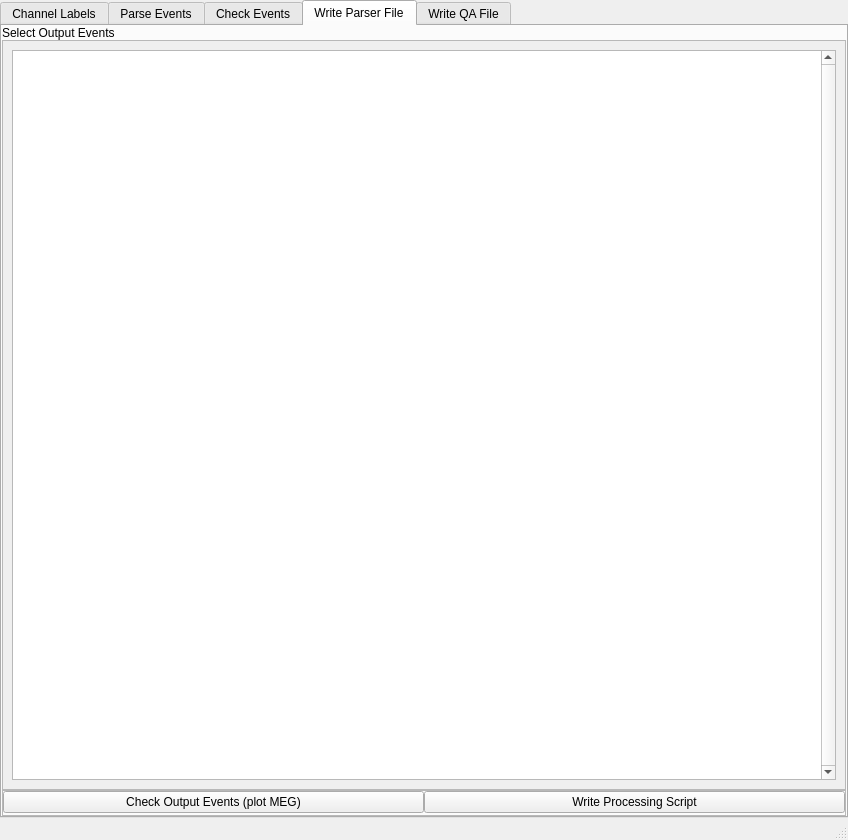
nih-megcore/nih_to_mne, file nih2mne/GUI/templates/trigger_processing_gui.ui: the form before one commit.
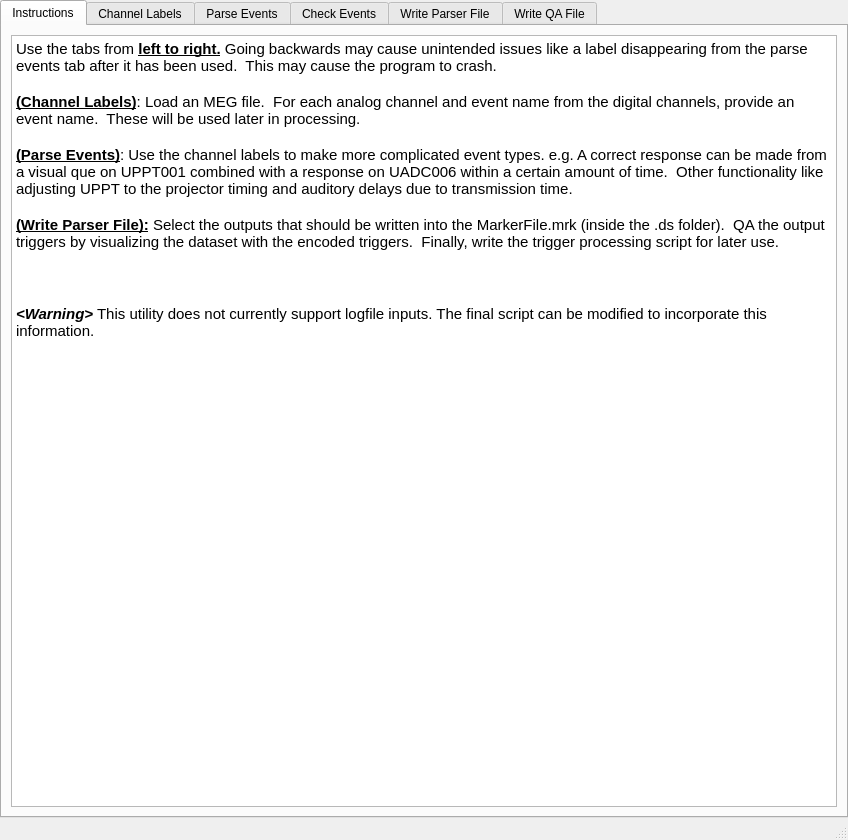
The form after the commit. The open tabs and pages were chosen to show the change.

```diff
--- a/nih2mne/GUI/templates/trigger_processing_gui.ui
+++ b/nih2mne/GUI/templates/trigger_processing_gui.ui
@@ -49,6 +49,42 @@
       <property name="currentIndex">
        <number>0</number>
       </property>
+      <widget class="QWidget" name="tab_instructions">
+       <property name="sizePolicy">
+        <sizepolicy hsizetype="Expanding" vsizetype="Expanding">
+         <horstretch>0</horstretch>
+         <verstretch>0</verstretch>
+        </sizepolicy>
+       </property>
+       <attribute name="title">
+        <string>Instructions</string>
+       </attribute>
+       <layout class="QVBoxLayout" name="verticalLayout_9">
+        <item>
+         <widget class="QTextEdit" name="te_Instructions">
+          <property name="html">
+           <string>&lt;!DOCTYPE HTML PUBLIC &quot;-//W3C//DTD HTML 4.0//EN&quot; &quot;http://www.w3.org/TR/REC-html40/strict.dtd&quot;&gt;
+&lt;html&gt;&lt;head&gt;&lt;meta name=&quot;qrichtext&quot; content=&quot;1&quot; /&gt;&lt;style type=&quot;text/css&quot;&gt;
+p, li { white-space: pre-wrap; }
+&lt;/style&gt;&lt;/head&gt;&lt;body style=&quot; font-family:'Ubuntu'; font-size:11pt; font-weight:400; font-style:normal;&quot;&gt;
+&lt;p style=&quot; margin-top:0px; margin-bottom:0px; margin-left:0px; margin-right:0px; -qt-block-indent:0; text-indent:0px;&quot;&gt;Use the tabs from &lt;span style=&quot; font-weight:600; text-decoration: underline;&quot;&gt;left to right.&lt;/span&gt; Going backwards may cause unintended issues like a label disappearing from the parse events tab after it has been used.  This may cause the program to crash.&lt;/p&gt;
+&lt;p style=&quot;-qt-paragraph-type:empty; margin-top:0px; margin-bottom:0px; margin-left:0px; margin-right:0px; -qt-block-indent:0; text-indent:0px;&quot;&gt;&lt;br /&gt;&lt;/p&gt;
+&lt;p style=&quot; margin-top:0px; margin-bottom:0px; margin-left:0px; margin-right:0px; -qt-block-indent:0; text-indent:0px;&quot;&gt;&lt;span style=&quot; font-weight:600; text-decoration: underline;&quot;&gt;(Channel Labels)&lt;/span&gt;: Load an MEG file.  For each analog channel and event name from the digital channels, provide an event name.  These will be used later in processing.&lt;/p&gt;
+&lt;p style=&quot;-qt-paragraph-type:empty; margin-top:0px; margin-bottom:0px; margin-left:0px; margin-right:0px; -qt-block-indent:0; text-indent:0px;&quot;&gt;&lt;br /&gt;&lt;/p&gt;
+&lt;p style=&quot; margin-top:0px; margin-bottom:0px; margin-left:0px; margin-right:0px; -qt-block-indent:0; text-indent:0px;&quot;&gt;&lt;span style=&quot; font-weight:600; text-decoration: underline;&quot;&gt;(Parse Events)&lt;/span&gt;: Use the channel labels to make more complicated event types. e.g. A correct response can be made from a visual que on UPPT001 combined with a response on UADC006 within a certain amount of time.  Other functionality like adjusting UPPT to the projector timing and auditory delays due to transmission time.&lt;/p&gt;
+&lt;p style=&quot;-qt-paragraph-type:empty; margin-top:0px; margin-bottom:0px; margin-left:0px; margin-right:0px; -qt-block-indent:0; text-indent:0px;&quot;&gt;&lt;br /&gt;&lt;/p&gt;
+&lt;p style=&quot; margin-top:0px; margin-bottom:0px; margin-left:0px; margin-right:0px; -qt-block-indent:0; text-indent:0px;&quot;&gt;&lt;span style=&quot; font-weight:600; text-decoration: underline;&quot;&gt;(Write Parser File):&lt;/span&gt; Select the outputs that should be written into the MarkerFile.mrk (inside the .ds folder).  QA the output triggers by visualizing the dataset with the encoded triggers.  Finally, write the trigger processing script for later use.&lt;/p&gt;
+&lt;p style=&quot;-qt-paragraph-type:empty; margin-top:0px; margin-bottom:0px; margin-left:0px; margin-right:0px; -qt-block-indent:0; text-indent:0px;&quot;&gt;&lt;br /&gt;&lt;/p&gt;
+&lt;p style=&quot;-qt-paragraph-type:empty; margin-top:0px; margin-bottom:0px; margin-left:0px; margin-right:0px; -qt-block-indent:0; text-indent:0px;&quot;&gt;&lt;br /&gt;&lt;/p&gt;
+&lt;p style=&quot;-qt-paragraph-type:empty; margin-top:0px; margin-bottom:0px; margin-left:0px; margin-right:0px; -qt-block-indent:0; text-indent:0px;&quot;&gt;&lt;br /&gt;&lt;/p&gt;
+&lt;p style=&quot; margin-top:0px; margin-bottom:0px; margin-left:0px; margin-right:0px; -qt-block-indent:0; text-indent:0px;&quot;&gt;&lt;span style=&quot; font-weight:600; font-style:italic;&quot;&gt;&amp;lt;Warning&amp;gt;&lt;/span&gt; This utility does not currently support logfile inputs. The final script can be modified to incorporate this information.&lt;/p&gt;
+&lt;p style=&quot;-qt-paragraph-type:empty; margin-top:0px; margin-bottom:0px; margin-left:0px; margin-right:0px; -qt-block-indent:0; text-indent:0px;&quot;&gt;&lt;br /&gt;&lt;/p&gt;
+&lt;p style=&quot;-qt-paragraph-type:empty; margin-top:0px; margin-bottom:0px; margin-left:0px; margin-right:0px; -qt-block-indent:0; text-indent:0px;&quot;&gt;&lt;br /&gt;&lt;/p&gt;&lt;/body&gt;&lt;/html&gt;</string>
+          </property>
+         </widget>
+        </item>
+       </layout>
+      </widget>
       <widget class="QWidget" name="tab_channel_labels">
        <property name="sizePolicy">
         <sizepolicy hsizetype="Expanding" vsizetype="Preferred">
```
Left out of the diff: 24 changed lines with no effect on the pictures.
